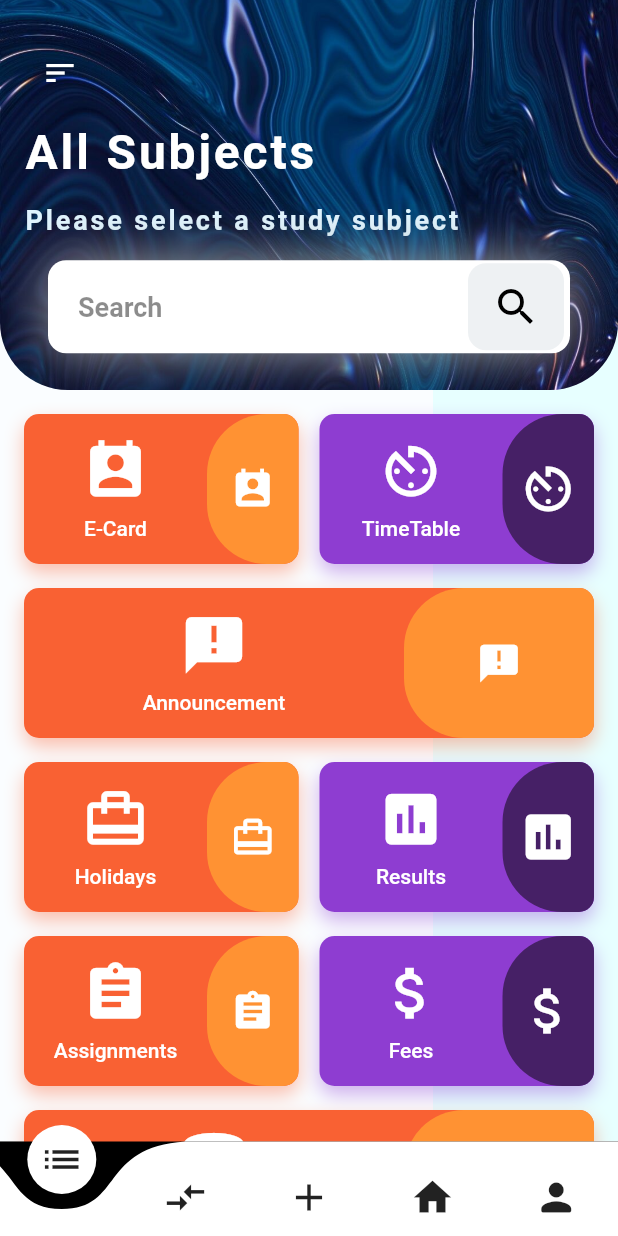
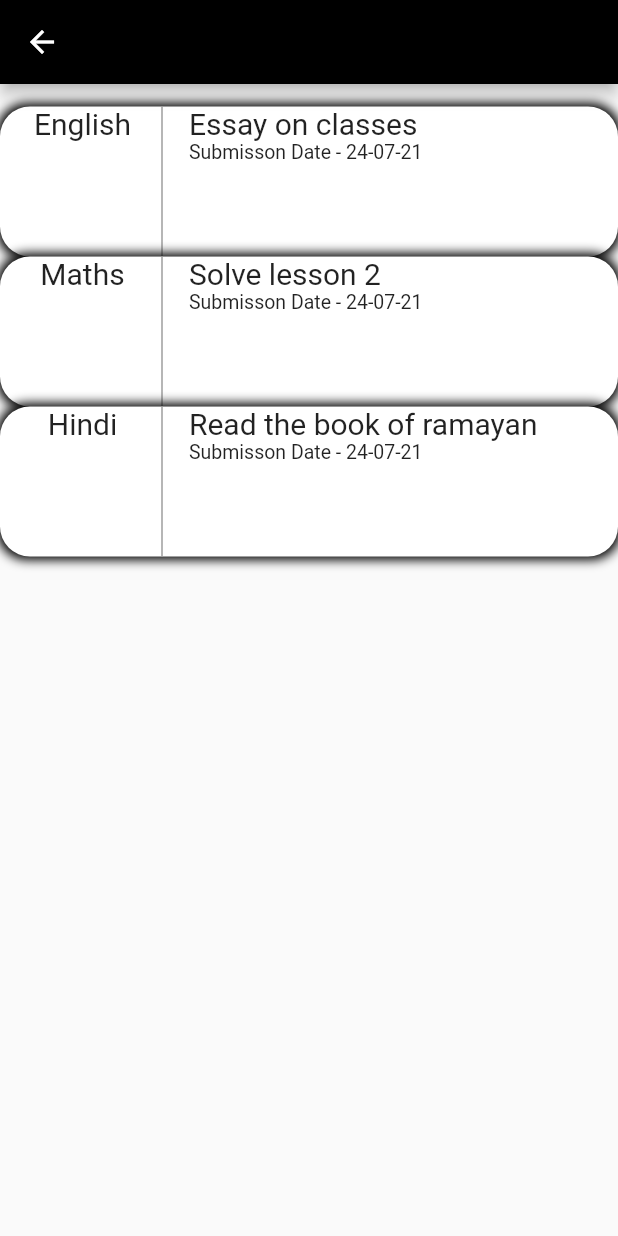
Before and after one commit to Blaze-Community/our_e_college_app, a Flutter app: the Resources screen opened directly, after a tap on "Assignments", on a phone screen of 412 x 824 dp. Run offline on Flutter 3.47's test engine with Material 2 defaults, Android fonts, the phone set to English and light mode, and no system bars; drawn by our look-alikes of curved_navigation_bar; our stand-ins replace flutter_svg, font_awesome_flutter; Roboto replaces fonts that are missing (pop).

Commit message:
added something but even I don't know what I did here

```diff
--- /dev/null
+++ b/lib/components/assignment.dart
@@ -0,0 +1,108 @@
+import 'package:flutter/material.dart';
+
+class Assignment extends StatefulWidget {
+  @override
+  _AssignmentState createState() => _AssignmentState();
+}
+
+class _AssignmentState extends State<Assignment> {
+  @override
+  Widget build(BuildContext context) {
+    return Scaffold(
+        appBar: AppBar(
+          backgroundColor: Colors.black,
+        ),
+        body: Container(
+          height: double.infinity,
+          width: double.infinity,
+          child: ListView(
+            padding: EdgeInsets.only(top: 15),
+            children: [
+              AssignmentBox(
+                subject: "English",
+                title: "Essay on classes",
+                submissionDate: "24-07-21",
+              ),
+              AssignmentBox(
+                subject: "Maths",
+                title: "Solve lesson 2",
+                submissionDate: "24-07-21",
+              ),
+              AssignmentBox(
+                subject: "Hindi",
+                title: "Read the book of ramayan",
+                submissionDate: "24-07-21",
+              ),
+            ],
+          ),
+        ));
+  }
+}
+
+class AssignmentBox extends StatelessWidget {
+  final String subject;
+  final String title;
+  final String submissionDate;
+
+  AssignmentBox({this.subject, this.title, this.submissionDate});
+
+  @override
+  Widget build(BuildContext context) {
+    return Container(
+      width: double.infinity,
+      height: 100,
+      decoration: BoxDecoration(
+          color: Colors.white,
+          borderRadius: BorderRadius.circular(20),
+          boxShadow: [
+            BoxShadow(
+              color: Colors.black,
+              blurRadius: 5.0,
+              spreadRadius: 2.0,
+            )
+          ]),
+      child: Row(
+        mainAxisAlignment: MainAxisAlignment.start,
+        children: [
+          SizedBox(
+            width: 10,
+          ),
+          Container(
+              width: 90,
+              height: 100,
+              child: Text(
+                subject,
+                style: TextStyle(
+                  fontSize: 20,
+                ),
+                textAlign: TextAlign.center,
+              )),
+          VerticalDivider(
+            thickness: 1,
+            color: Colors.grey,
+          ),
+          SizedBox(
+            width: 10,
+          ),
+          Column(
+            crossAxisAlignment: CrossAxisAlignment.start,
+            children: [
+              Text(
+                title,
+                style: TextStyle(
+                  fontSize: 20,
+                ),
+              ),
+              Text(
+                "Submisson Date - $submissionDate",
+                style: TextStyle(
+                  fontSize: 13,
+                ),
+              ),
+            ],
+          )
+        ],
+      ),
+    );
+  }
+}
--- a/lib/utils/homepage.dart
+++ b/lib/utils/homepage.dart
@@ -3,6 +3,8 @@ import 'package:flutter/material.dart';
 import 'package:font_awesome_flutter/font_awesome_flutter.dart';
 import 'package:our_e_college_app/utils/Theme.dart' as AppTheme;
 import 'package:our_e_college_app/components/timetable.dart';
+import 'package:our_e_college_app/components/results.dart';
+import 'package:our_e_college_app/components/assignment.dart';
 
 import 'homeCategoryItem.dart';
 
@@ -252,6 +254,13 @@ class _HomeScreenState extends State<HomeScreen> {
                               secondaryColor: AppTheme.Colors.flatDeepPurple,
                               secondaryIcon: Icons.assessment,
                               secondaryIconHeight: 40,
+                              onPressed: () {
+                                Navigator.push(
+                                    context,
+                                    MaterialPageRoute(
+                                        builder: (BuildContext context) =>
+                                            Result()));
+                              },
                             )),
                       ),
                     ],
@@ -272,6 +281,13 @@ class _HomeScreenState extends State<HomeScreen> {
                               secondaryColor: AppTheme.Colors.flatOrange,
                               secondaryIcon: Icons.assignment,
                               secondaryIconHeight: 30,
+                              onPressed: () {
+                                Navigator.push(
+                                    context,
+                                    MaterialPageRoute(
+                                        builder: (BuildContext context) =>
+                                            Assignment()));
+                              },
                             )),
                       ),
                       Expanded(
@@ -340,73 +356,6 @@ class _HomeScreenState extends State<HomeScreen> {
                                         secondaryIcon: FontAwesomeIcons.book,
                                         secondaryIconHeight: 40,
                                       ))),
-                              Container(
-                                width: MediaQuery.of(context).size.width / 2.1,
-                                child: HomeCategoryItem(
-                                  primaryColor: AppTheme.Colors.flatRed,
-                                  primaryIcon: FontAwesomeIcons.cameraRetro,
-                                  primaryTitle: "Video",
-                                  secondaryColor: AppTheme.Colors.flatOrange,
-                                  secondaryIcon: FontAwesomeIcons.cameraRetro,
-                                  secondaryIconHeight: 30,
-                                ),
-                              )
-                            ],
-                          ),
-                        ],
-                      ),
-                    )),
-                Padding(
-                    padding:
-                        const EdgeInsets.only(top: 16, left: 16, right: 16),
-                    child: SizedBox(
-                      height: 105,
-                      child: ListView(
-                        scrollDirection: Axis.horizontal,
-                        children: <Widget>[
-                          Row(
-                            mainAxisAlignment: MainAxisAlignment.center,
-                            children: <Widget>[
-                              Container(
-                                width: MediaQuery.of(context).size.width / 2.1,
-                                child: Padding(
-                                    padding: const EdgeInsets.only(right: 16),
-                                    child: HomeCategoryItem(
-                                      primaryColor: AppTheme.Colors.flatRed,
-                                      primaryIcon: FontAwesomeIcons.female,
-                                      primaryTitle: "Parenting Guide",
-                                      secondaryColor:
-                                          AppTheme.Colors.flatOrange,
-                                      secondaryIcon: FontAwesomeIcons.female,
-                                      secondaryIconHeight: 30,
-                                    )),
-                              ),
-                              Container(
-                                  width:
-                                      MediaQuery.of(context).size.width / 2.1,
-                                  child: Padding(
-                                      padding: const EdgeInsets.only(right: 16),
-                                      child: HomeCategoryItem(
-                                        primaryColor:
-                                            AppTheme.Colors.flatPurple,
-                                        primaryIcon: FontAwesomeIcons.medkit,
-                                        primaryTitle: "Health Tips",
-                                        secondaryColor:
-                                            AppTheme.Colors.flatDeepPurple,
-                                        secondaryIcon: FontAwesomeIcons.medkit,
-                                        secondaryIconHeight: 40,
-                                      ))),
-                              Container(
-                                width: MediaQuery.of(context).size.width / 2.1,
-                                child: HomeCategoryItem(
-                                  primaryColor: AppTheme.Colors.flatRed,
-                                  primaryIcon: FontAwesomeIcons.userMd,
-                                  primaryTitle: "Vaccinations",
-                                  secondaryColor: AppTheme.Colors.flatOrange,
-                                  secondaryIcon: FontAwesomeIcons.userMd,
-                                  secondaryIconHeight: 30,
-                                ),
-                              )
                             ],
                           ),
                         ],
```
Also changed, not shown: lib/components/results.dart (added, +87 -0 lines).
